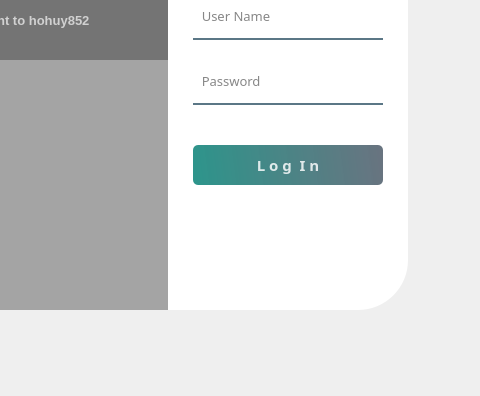
First picture: the form in Windows/Login/Login.ui, repository hohuy852/rename, before the edit; both pictures show x 132 to 612 and y 220 to 616 of the 612 by 616 pixel window.
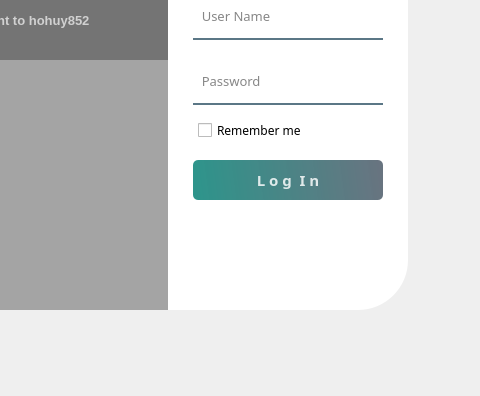
Second picture: the form after the edit. Icons and pictures are not drawn.

Commit message: add remember me

Patch:
```diff
--- a/Windows/Login/Login.ui
+++ b/Windows/Login/Login.ui
@@ -193,7 +193,7 @@
      <property name="geometry">
       <rect>
        <x>295</x>
-       <y>295</y>
+       <y>310</y>
        <width>190</width>
        <height>40</height>
       </rect>
@@ -329,6 +329,24 @@
       <set>Qt::AlignCenter</set>
      </property>
     </widget>
+    <widget class="QCheckBox" name="remember">
+     <property name="geometry">
+      <rect>
+       <x>300</x>
+       <y>270</y>
+       <width>181</width>
+       <height>20</height>
+      </rect>
+     </property>
+     <property name="font">
+      <font>
+       <family>Poppins Medium</family>
+      </font>
+     </property>
+     <property name="text">
+      <string>Remember me</string>
+     </property>
+    </widget>
    </widget>
   </widget>
   <widget class="QMenuBar" name="menubar">
```
The commit also changes 10 other files.
